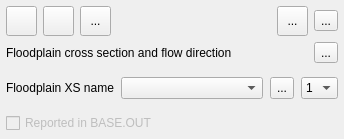
First picture: the form in flo2d/ui/fpxsec_editor.ui, repository FLO-2DSoftware/qgis-flo-2d-plugin, before the edit.
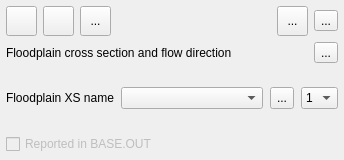
Second picture: the form after the edit. Icons and pictures are not drawn.

Commit message: Add help buttons to Initial Conditions and Rain Editors widgets

Patch:
```diff
--- a/flo2d/ui/fpxsec_editor.ui
+++ b/flo2d/ui/fpxsec_editor.ui
@@ -7,7 +7,7 @@
     <x>0</x>
     <y>0</y>
     <width>344</width>
-    <height>139</height>
+    <height>160</height>
    </rect>
   </property>
   <property name="minimumSize">
```
Left out of the diff: 3 changed lines with no effect on the pictures. The commit also changes 5 other files.
